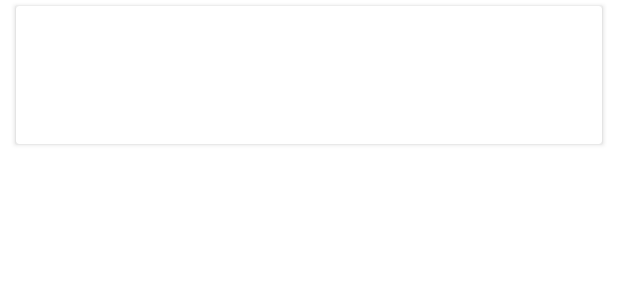
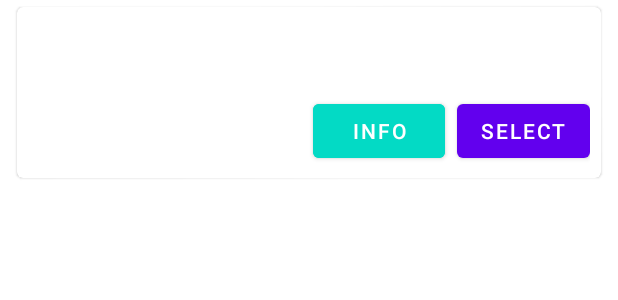
Before and after one commit to richygreat/android-tutorial, an Android app: the layout product_item.xml on its own in the app's theme, with its tools: preview values and no code run, on a phone screen of 412 x 824 dp. Shown: the top 300 px of the screen. Run offline under Robolectric (Android 15) with nearby library versions, the phone set to English and light mode, and no system bars.

Commit message:
CardView Implemented

```diff
--- a/app/src/main/java/com/richygreat/tutorialone/db/AppDatabase.java
+++ b/app/src/main/java/com/richygreat/tutorialone/db/AppDatabase.java
@@ -77,6 +77,9 @@ public abstract class AppDatabase extends RoomDatabase {
                                 products.add(new ProductEntity(1, "Phone"));
                                 products.add(new ProductEntity(2, "Laptop"));
                                 products.add(new ProductEntity(3, "Camera"));
+                                products.add(new ProductEntity(4, "Television"));
+                                products.add(new ProductEntity(5, "Radio"));
+                                products.add(new ProductEntity(6, "Lamp"));
 
                                 insertData(database, products);
                                 // notify that the database was created and it's ready to be used
--- a/app/src/main/res/layout/product_item.xml
+++ b/app/src/main/res/layout/product_item.xml
@@ -9,7 +9,7 @@
             type="com.richygreat.tutorialone.model.Product" />
     </data>
 
-    <androidx.cardview.widget.CardView
+    <com.google.android.material.card.MaterialCardView
         android:layout_width="match_parent"
         android:layout_height="wrap_content"
         android:layout_marginStart="@dimen/item_horizontal_margin"
@@ -18,18 +18,50 @@
         android:orientation="horizontal"
         app:cardUseCompatPadding="true">
 
-        <RelativeLayout
+        <LinearLayout
             android:layout_width="match_parent"
             android:layout_height="wrap_content"
-            android:layout_marginStart="@dimen/item_horizontal_margin"
-            android:layout_marginEnd="@dimen/item_horizontal_margin">
+            android:orientation="vertical">
 
-            <TextView
-                android:id="@+id/name"
+            <LinearLayout
+                android:layout_width="match_parent"
+                android:layout_height="wrap_content"
+                android:orientation="vertical"
+                android:padding="16dp">
+
+                <TextView
+                    android:id="@+id/name"
+                    android:layout_width="wrap_content"
+                    android:layout_height="wrap_content"
+                    android:contentDescription="@string/cd_product_name"
+                    android:text="@{product.name}" />
+            </LinearLayout>
+
+            <!-- Buttons -->
+            <LinearLayout
                 android:layout_width="wrap_content"
                 android:layout_height="wrap_content"
-                android:contentDescription="@string/cd_product_name"
-                android:text="@{product.name}" />
-        </RelativeLayout>
-    </androidx.cardview.widget.CardView>
+                android:layout_margin="8dp"
+                android:orientation="horizontal">
+
+                <View
+                    android:layout_width="0dp"
+                    android:layout_height="0dp"
+                    android:layout_weight="1" />
+
+                <com.google.android.material.button.MaterialButton
+                    android:layout_width="wrap_content"
+                    android:layout_height="wrap_content"
+                    android:layout_marginEnd="8dp"
+                    android:layout_marginRight="8dp"
+                    android:backgroundTint="@color/colorAccent"
+                    android:text="@string/info_button" />
+
+                <com.google.android.material.button.MaterialButton
+                    android:layout_width="wrap_content"
+                    android:layout_height="wrap_content"
+                    android:text="@string/select_button" />
+            </LinearLayout>
+        </LinearLayout>
+    </com.google.android.material.card.MaterialCardView>
 </layout>
--- a/app/src/main/res/layout/product_list_fragment.xml
+++ b/app/src/main/res/layout/product_list_fragment.xml
@@ -12,7 +12,7 @@
     <ScrollView
         android:layout_width="match_parent"
         android:layout_height="match_parent"
-        android:background="@color/design_default_color_background">
+        android:background="#EEEEEEEE">
 
         <LinearLayout
             android:layout_width="match_parent"
@@ -27,7 +27,7 @@
                 android:layout_width="wrap_content"
                 android:layout_height="wrap_content"
                 android:layout_gravity="center_horizontal"
-                android:layout_marginBottom="132dp"
+                android:layout_marginBottom="24dp"
                 android:text="@string/products_list_header"
                 android:textAllCaps="true"
                 android:textSize="16sp" />
--- a/app/src/main/res/values/strings.xml
+++ b/app/src/main/res/values/strings.xml
@@ -9,4 +9,6 @@
     <string name="cd_products_list">Products List</string>
     <string name="loading_products">Loading Products…</string>
     <string name="cd_product_name">Product Name</string>
+    <string name="info_button">Info</string>
+    <string name="select_button">Select</string>
 </resources>
```
